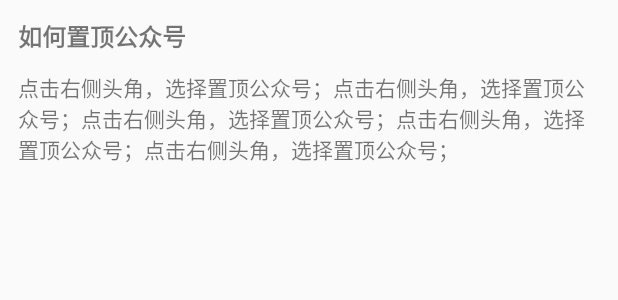
After one commit to caozhenggit/Advertise, an Android app: the layout item_ad_zhihu.xml on its own in the app's theme, with its tools: preview values and no code run, on a phone screen of 412 x 824 dp. The commit adds this screen. Shown: the top 300 px of the screen. Run offline under Robolectric (Android 15) with nearby library versions, the phone set to English and light mode, and no system bars.

Commit message:
添加仿知乎的创意滚动广告

```diff
--- a/Advertise/app/build.gradle
+++ b/Advertise/app/build.gradle
@@ -28,7 +28,8 @@ dependencies {
     compile 'com.android.support.constraint:constraint-layout:1.0.2'
     testCompile 'junit:junit:4.12'
 
-    compile 'com.jude:easyrecyclerview:4.0.2'
+    compile 'com.android.support:recyclerview-v7:26.+'
+    compile 'com.zhy:base-rvadapter:3.0.3'
 
     compile 'com.jakewharton:butterknife:8.8.1'
     annotationProcessor 'com.jakewharton:butterknife-compiler:8.8.1'
--- a/Advertise/app/src/main/AndroidManifest.xml
+++ b/Advertise/app/src/main/AndroidManifest.xml
@@ -10,7 +10,7 @@
         android:supportsRtl="true"
         android:theme="@style/AppTheme">
 
-        <activity android:name=".MainActivity">
+        <activity android:name=".ZhiHuActivity">
             <intent-filter>
                 <action android:name="android.intent.action.MAIN"/>
 
--- a/Advertise/app/src/main/res/layout/activity_main.xml
+++ b/Advertise/app/src/main/res/layout/activity_main.xml
@@ -11,5 +11,4 @@
 
     </android.support.v7.widget.RecyclerView>
 
-
 </LinearLayout>
--- /dev/null
+++ b/Advertise/app/src/main/res/layout/item_ad_zhihu.xml
@@ -0,0 +1,34 @@
+<?xml version="1.0" encoding="utf-8"?>
+<RelativeLayout xmlns:android="http://schemas.android.com/apk/res/android"
+    android:layout_width="match_parent"
+    android:layout_height="wrap_content"
+    android:gravity="center">
+
+    <com.cz.advertise.AdImageViewVersion1
+        android:id="@+id/id_iv_ad"
+        android:layout_width="match_parent"
+        android:layout_height="250dp"
+        android:scaleType="matrix"
+        android:src="@mipmap/gril"
+        android:visibility="gone" />
+
+    <TextView
+        android:layout_margin="12dp"
+        android:id="@+id/id_tv_title"
+        android:layout_width="wrap_content"
+        android:layout_height="wrap_content"
+        android:text="如何置顶公众号"
+        android:textSize="16dp"
+        android:textStyle="bold" />
+
+    <TextView
+        android:id="@+id/id_tv_desc"
+        android:layout_width="wrap_content"
+        android:layout_height="wrap_content"
+        android:layout_below="@id/id_tv_title"
+        android:layout_marginLeft="12dp"
+        android:layout_marginRight="12dp"
+        android:layout_marginBottom="12dp"
+        android:text="点击右侧头角，选择置顶公众号；点击右侧头角，选择置顶公众号；点击右侧头角，选择置顶公众号；点击右侧头角，选择置顶公众号；点击右侧头角，选择置顶公众号；" />
+
+</RelativeLayout>
```
Also changed, not shown: Advertise/app/src/main/java/com/cz/advertise/AdImageView.java (added, +63 -0 lines), Advertise/app/src/main/java/com/cz/advertise/AdImageViewVersion1.java (added, +89 -0 lines), Advertise/app/src/main/java/com/cz/advertise/ZhiHuActivity.java (added, +82 -0 lines), Advertise/app/src/main/res/layout/activity_zhihu.xml (added, +14 -0 lines), Advertise/app/src/main/res/mipmap-hdpi/gril.jpg (added).
